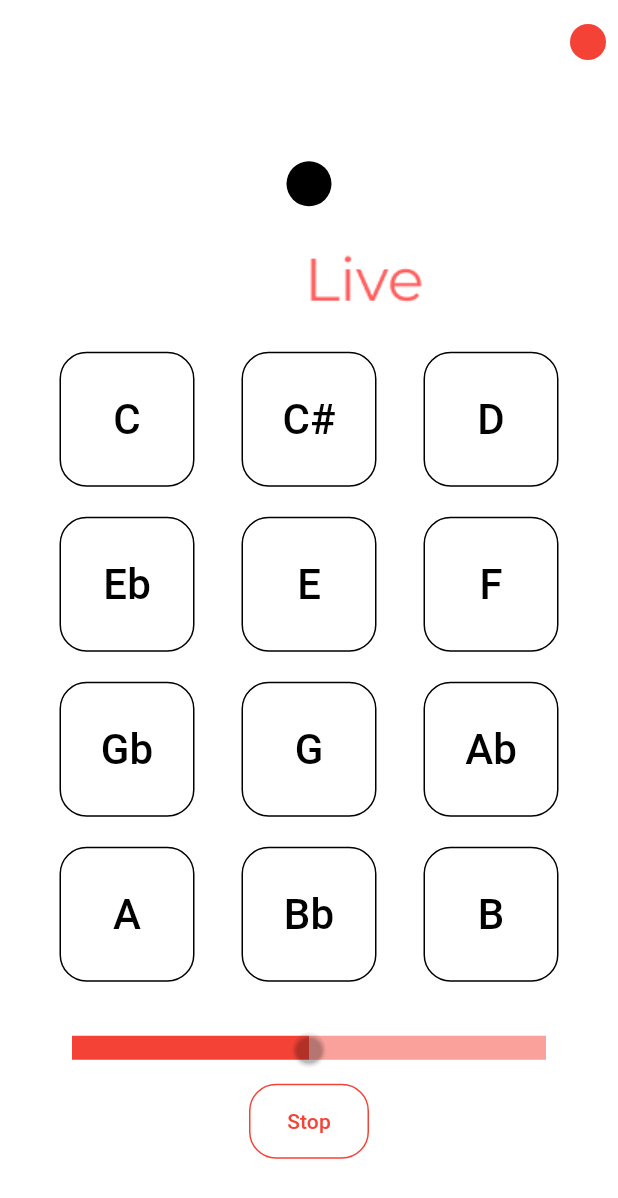
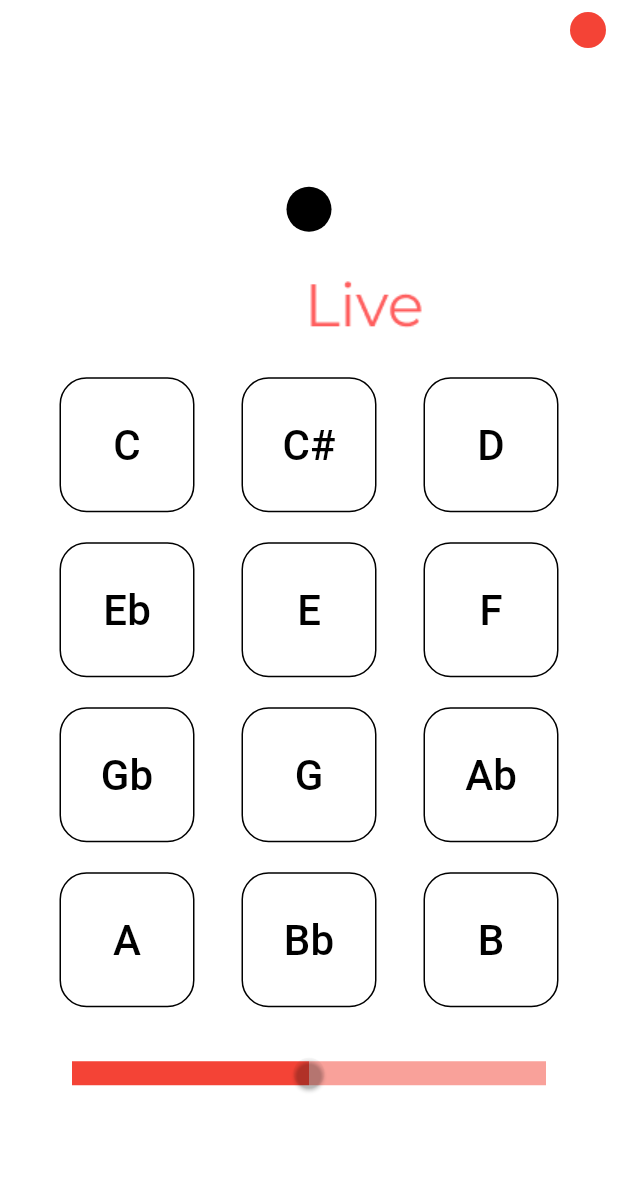
Before and after one commit to marquinhos2017/padliveapp, a Flutter app: the screen it shows after launch, on a phone screen of 412 x 824 dp. Shown: the top 1198 px of the screen. Run offline on Flutter 3.47's test engine with Material 3 defaults, Android fonts, the phone set to English and light mode, and no system bars; our stand-ins replace audioplayers; statements that could not run were skipped.

Commit message:
adicionando botao stop no appbar e ele so aparece se algo estiver tocando

```diff
--- a/lib/main.dart
+++ b/lib/main.dart
@@ -673,11 +673,62 @@ class _MyHomePageState extends State<MyHomePage> {
     _toggleLed(); // Verificar se algum player está tocando para ativar o LED
     return Scaffold(
       appBar: AppBar(
+        toolbarHeight: 40, // Ajuste a altura do AppBar conforme necessário
         elevation: 0,
         backgroundColor: (Provider.of<ThemeProvider>(context).isDarkMode
             ? Colors.white
             : Colors.black),
         actions: [
+          if (cAudioPlayer_bool ||
+              dAudioPlayer_bool ||
+              eAudioPlayer_bool ||
+              fAudioPlayer_bool ||
+              gAudioPlayer_bool ||
+              aAudioPlayer_bool ||
+              bAudioPlayer_bool ||
+              cSustenidoAudioPlayer_bool ||
+              dSustenidoAudioPlayer_bool ||
+              fSustenidoAudioPlayer_bool ||
+              gSustenidoAudioPlayer_bool ||
+              aSustenidoAudioPlayer_bool ||
+              pad_c_bool ||
+              pad_c_sustenido_bool ||
+              pad_d_bool ||
+              pad_eb_bool ||
+              pad_e_bool ||
+              pad_f_bool ||
+              pad_gb_bool ||
+              pad_g_bool ||
+              pad_ab_bool ||
+              pad_a_bool ||
+              pad_bb_bool ||
+              pad_b_bool)
+            Padding(
+              padding: const EdgeInsets.all(5.0),
+              child: Container(
+                width: 80,
+                height: 10,
+                decoration: BoxDecoration(
+                  color: Colors.transparent,
+                  borderRadius: BorderRadius.circular(18.0),
+                  border: Border.all(color: Colors.red),
+                ),
+                child: InkWell(
+                  onTap: () {
+                    _stop2();
+                    stop();
+                  },
+                  splashColor: Colors.transparent, // Remove splash color
+                  highlightColor: Colors.transparent, // Remove highlight color
+                  child: Center(
+                    child: Icon(
+                      Icons.stop,
+                      color: Colors.red,
+                    ),
+                  ),
+                ),
+              ),
+            ),
           Switch(
             value: themeProvider.isDarkMode,
             onChanged: (value) {
@@ -1326,7 +1377,7 @@ class _MyHomePageState extends State<MyHomePage> {
                   },
                 ),
               ),
-              ElevatedButton(
+              /*     ElevatedButton(
                   style: ButtonStyle(
                     fixedSize: MaterialStateProperty.all<Size>(Size(80, 50)),
 
@@ -1359,6 +1410,7 @@ class _MyHomePageState extends State<MyHomePage> {
                     "Stop",
                     style: TextStyle(color: Colors.red),
                   )),
+       */
             ],
           ),
         ),
```
